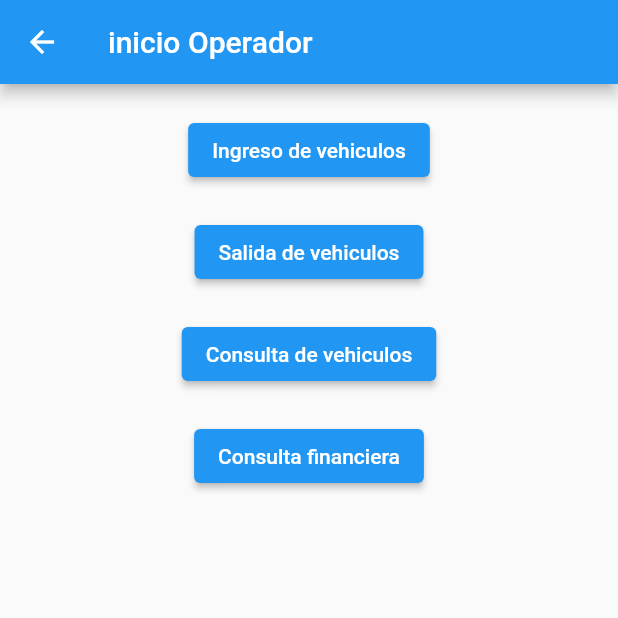
After one commit to hildelbrandocorreasalcedo/best_parking_app, a Flutter app: the inicioOperador screen opened directly, on a phone screen of 412 x 824 dp, the top half of it. The commit adds this screen. Run offline on Flutter 3.47's test engine with Material 2 defaults, Android fonts, the phone set to English and light mode, and no system bars; network calls fail.

Commit message:
ventana inicio operario
ventana inicio operario

```diff
--- a/lib/pages/app.dart
+++ b/lib/pages/app.dart
@@ -9,7 +9,7 @@ class MyApp extends StatelessWidget {
   Widget build(BuildContext context) {
     return MaterialApp(
       debugShowCheckedModeBanner: false,
-      title: 'Crud Http',
+      title: 'BestParkingAPP',
       theme: ThemeData(
         visualDensity: VisualDensity.adaptivePlatformDensity,
       ),
@@ -17,7 +17,7 @@ class MyApp extends StatelessWidget {
       routes: {
         LoginPage.id: (context) => LoginPage(),
       },
-      home: ListaMensajeros(title: 'Lista Mensajeros'),
+      //home: ListaMensajeros(title: 'Lista Mensajeros'),
     );
   }
 }
--- /dev/null
+++ b/lib/pages/inicioOperador.dart
@@ -0,0 +1,71 @@
+import 'package:best_parking_app/pages/perfil.dart';
+import 'package:flutter/material.dart';
+import 'package:http/http.dart' as http;
+
+import '../models/mensajero.dart';
+import '../peticiones/peticioneshttp.dart';
+import 'adicionar.dart';
+import 'lista.dart';
+
+class inicioOperador extends StatefulWidget {
+  final title;
+  inicioOperador({Key? key, required this.title}) : super(key: key);
+  @override
+  State<inicioOperador> createState() => _inicioOperadorState();
+}
+
+class _inicioOperadorState extends State<inicioOperador> {
+  @override
+  Widget build(BuildContext context) {
+    return Scaffold(
+      appBar: AppBar(
+        title: Text('inicio Operador'),
+      ),
+      body: Center(
+          child: Column(
+        children: [
+          SizedBox(
+            height: 20,
+          ),
+          Botones(
+            titulo: "Ingreso de vehiculos",
+            ruta: "/modelos",
+          ),
+          SizedBox(
+            height: 20,
+          ),
+          Botones(titulo: "Salida de vehiculos", ruta: "/modelos"),
+          SizedBox(
+            height: 20,
+          ),
+          Botones(titulo: "Consulta de vehiculos", ruta: "/modelos"),
+          SizedBox(
+            height: 20,
+          ),
+          Botones(titulo: "Consulta financiera", ruta: "/modelos"),
+          SizedBox(
+            height: 20,
+          )
+        ],
+      )),
+    );
+  }
+}
+
+class Botones extends StatelessWidget {
+  final titulo;
+  final ruta;
+  const Botones({Key? key, this.titulo, this.ruta}) : super(key: key);
+
+  @override
+  Widget build(BuildContext context) {
+    return ElevatedButton(
+        onPressed: () => {
+              Navigator.push(
+                  context,
+                  MaterialPageRoute(
+                      builder: (BuildContext context) => ListaMensajeros()))
+            },
+        child: Text(this.titulo));
+  }
+}
--- a/lib/pages/lista.dart
+++ b/lib/pages/lista.dart
@@ -7,8 +7,7 @@ import '../peticiones/peticioneshttp.dart';
 import 'adicionar.dart';
 
 class ListaMensajeros extends StatefulWidget {
-  final title;
-  ListaMensajeros({Key? key, required this.title}) : super(key: key);
+  const ListaMensajeros({Key? key}) : super(key: key);
 
   @override
   State<ListaMensajeros> createState() => _ListaMensajerosState();
--- a/lib/pages/login.dart
+++ b/lib/pages/login.dart
@@ -1,4 +1,5 @@
-import 'package:best_parking_app/pages/app.dart';
+//import 'package:best_parking_app/pages/app.dart';
+import 'package:best_parking_app/pages/inicioOperador.dart';
 import 'package:flutter/material.dart';
 
 import '../models/mensajero.dart';
@@ -128,7 +129,9 @@ class _LoginPageState extends State<LoginPage> {
             Navigator.push(
                 context,
                 MaterialPageRoute(
-                  builder: (context) => ListaMensajeros(title: 'Lista Mensajeros'),
+                  builder: (context) =>
+                      inicioOperador(title: 'inicio Operador'),
+                  //builder: (context) => ListaMensajeros(title: 'Lista Mensajeros'),
                 ));
             controladorUsuario.text = '';
             controladorContrasena.text = '';
```
